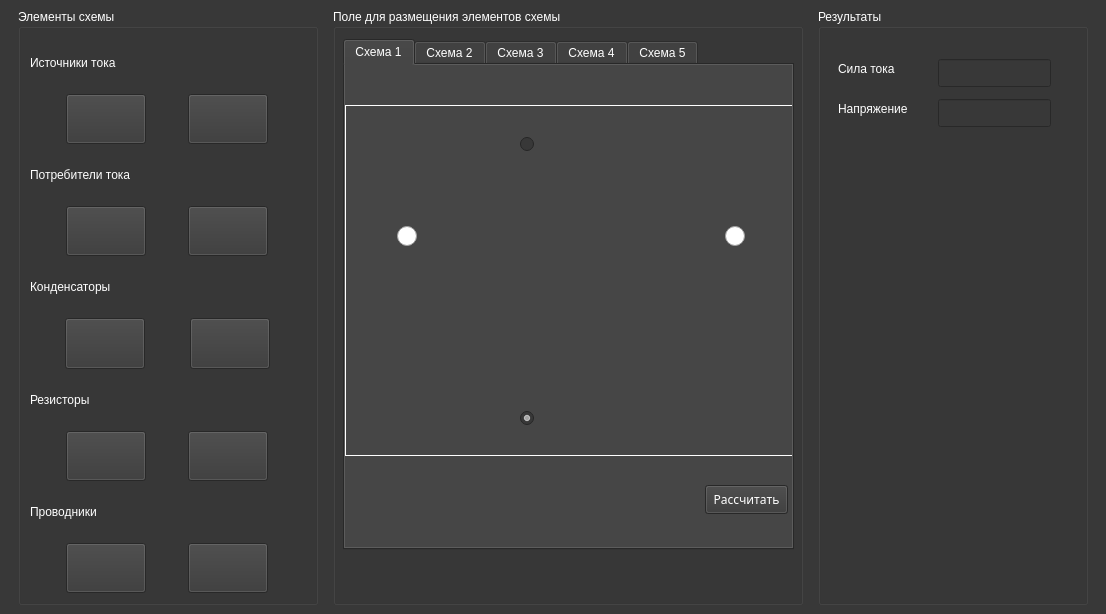
The window that mainwindow.ui (Owl876/electrical-circuit-calculator) describes before a commit, drawn with Qt 5.
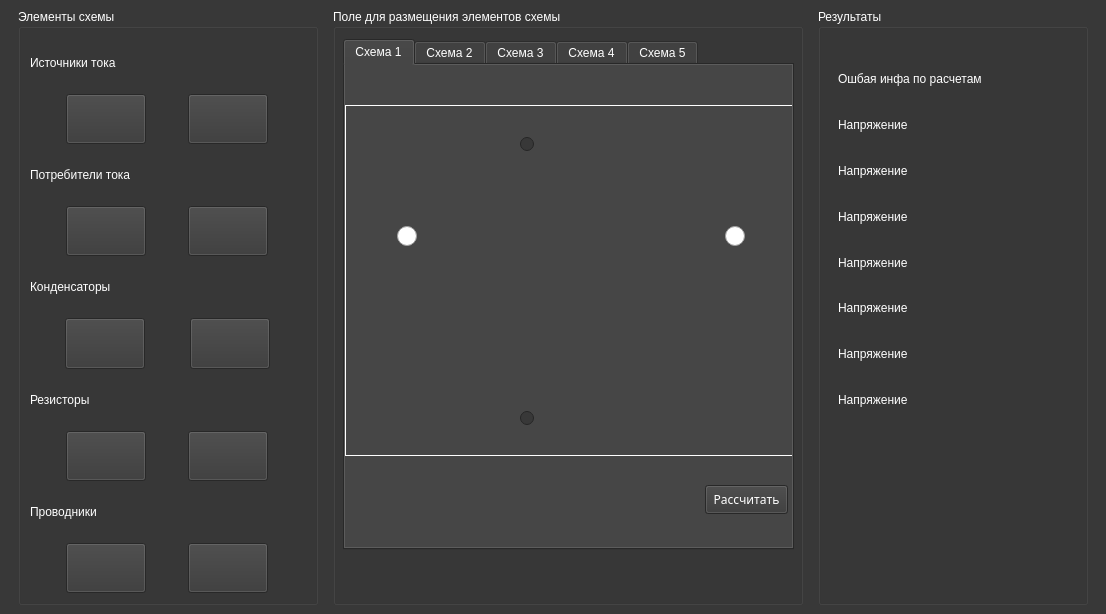
The same window after the commit. The open tabs and pages were chosen to show the change. Icons and pictures are not drawn.

```diff
--- a/mainwindow.ui
+++ b/mainwindow.ui
@@ -1083,9 +1083,12 @@
            <height>50</height>
           </size>
          </property>
-         <property name="checked">
+         <property name="checkable">
           <bool>true</bool>
          </property>
+         <property name="checked">
+          <bool>false</bool>
+         </property>
         </widget>
         <widget class="QPushButton" name="shema0_button3_1">
          <property name="geometry">
@@ -3296,54 +3299,73 @@
       <property name="title">
        <string>Результаты</string>
       </property>
-      <widget class="QLabel" name="label">
+      <widget class="QWidget" name="">
        <property name="geometry">
         <rect>
          <x>20</x>
          <y>50</y>
-         <width>91</width>
-         <height>20</height>
+         <width>241</width>
+         <height>361</height>
         </rect>
        </property>
-       <property name="text">
-        <string>Сила тока</string>
-       </property>
-      </widget>
-      <widget class="QLineEdit" name="lineEdit">
-       <property name="geometry">
-        <rect>
-         <x>120</x>
-         <y>50</y>
-         <width>113</width>
-         <height>28</height>
-        </rect>
-       </property>
-      </widget>
-      <widget class="QLineEdit" name="lineEdit_2">
-       <property name="geometry">
-        <rect>
-         <x>120</x>
-         <y>90</y>
-         <width>113</width>
-         <height>28</height>
-        </rect>
-       </property>
-       <property name="text">
-        <string/>
-       </property>
-      </widget>
-      <widget class="QLabel" name="label_2">
-       <property name="geometry">
-        <rect>
-         <x>20</x>
-         <y>90</y>
-         <width>91</width>
-         <height>20</height>
-        </rect>
-       </property>
-       <property name="text">
-        <string>Напряжение</string>
-       </property>
+       <layout class="QVBoxLayout" name="verticalLayout_2">
+        <item>
+         <widget class="QLabel" name="label">
+          <property name="text">
+           <string>Ошбая инфа по расчетам</string>
+          </property>
+         </widget>
+        </item>
+        <item>
+         <widget class="QLabel" name="label_13">
+          <property name="text">
+           <string>Напряжение</string>
+          </property>
+         </widget>
+        </item>
+        <item>
+         <widget class="QLabel" name="label_14">
+          <property name="text">
+           <string>Напряжение</string>
+          </property>
+         </widget>
+        </item>
+        <item>
+         <widget class="QLabel" name="label_15">
+          <property name="text">
+           <string>Напряжение</string>
+          </property>
+         </widget>
+        </item>
+        <item>
+         <widget class="QLabel" name="label_16">
+          <property name="text">
+           <string>Напряжение</string>
+          </property>
+         </widget>
+        </item>
+        <item>
+         <widget class="QLabel" name="label_17">
+          <property name="text">
+           <string>Напряжение</string>
+          </property>
+         </widget>
+        </item>
+        <item>
+         <widget class="QLabel" name="label_18">
+          <property name="text">
+           <string>Напряжение</string>
+          </property>
+         </widget>
+        </item>
+        <item>
+         <widget class="QLabel" name="label_19">
+          <property name="text">
+           <string>Напряжение</string>
+          </property>
+         </widget>
+        </item>
+       </layout>
       </widget>
      </widget>
     </item>
```
Left out of the diff: 10 changed lines with no effect on the pictures.
